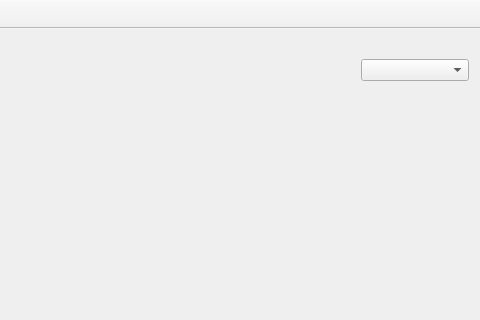
Qt form mainwindow.ui (karta0807913/LabelingTools) before a commit; both pictures show x 562 to 1042 and y 0 to 320 of the 1042 by 1029 pixel window.
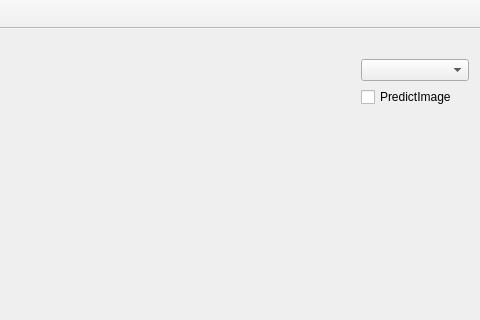
The same form after that commit. Icons and pictures are not drawn. Custom widgets are drawn as their Qt base class.

Commit message:
fix predict error,add predict option on mainwindow
* predict video script
* change model to yolo2 tiny model

What changed in the file:
```diff
--- a/mainwindow.ui
+++ b/mainwindow.ui
@@ -83,6 +83,16 @@
      <item>
       <widget class="QComboBox" name="comboBox"/>
      </item>
+     <item>
+      <widget class="QCheckBox" name="PredictImage">
+       <property name="enabled">
+        <bool>true</bool>
+       </property>
+       <property name="text">
+        <string>PredictImage</string>
+       </property>
+      </widget>
+     </item>
      <item>
       <spacer name="verticalSpacer">
        <property name="orientation">
```
The commit also changes 11 other files.
